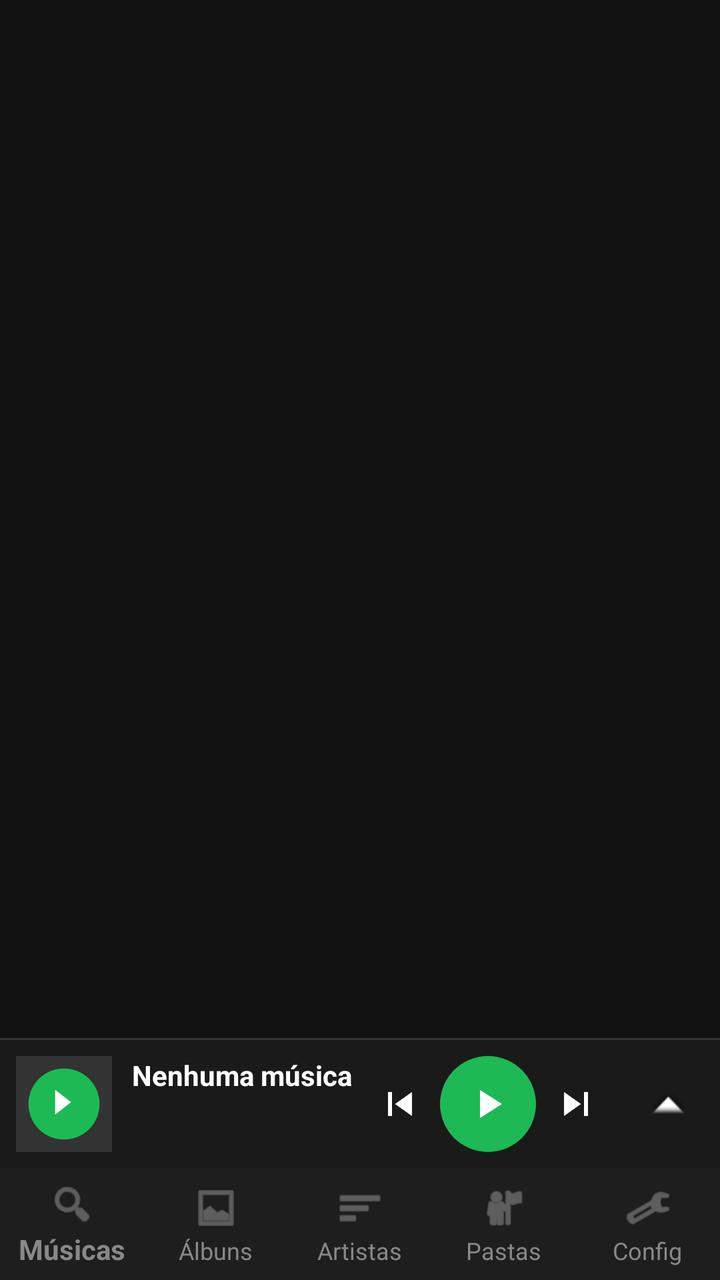
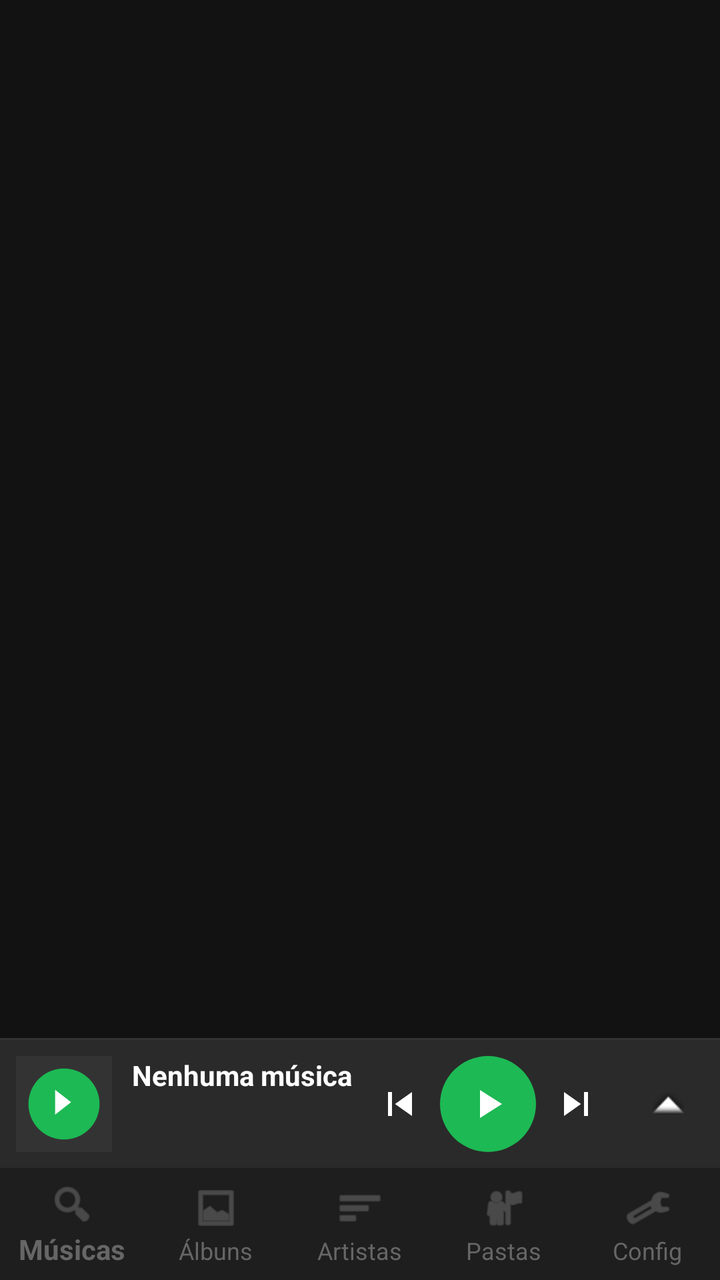

Two renders of the same Android screen: before a commit and after it. Below are the layout's source before the change and the commit's diff.
<!-- AndroidManifest.xml: application theme Theme.Mp3Player -->
<!-- res/layout/activity_main.xml -->
<?xml version="1.0" encoding="utf-8"?>
<LinearLayout xmlns:android="http://schemas.android.com/apk/res/android"
    xmlns:app="http://schemas.android.com/apk/res-auto"
    android:layout_width="match_parent"
    android:layout_height="match_parent"
    android:orientation="vertical"
    android:background="#121212">

    <LinearLayout
        android:layout_width="match_parent"
        android:layout_height="0dp"
        android:layout_weight="1"
        android:orientation="vertical">

        <EditText
            android:id="@+id/et_search"
            android:layout_width="match_parent"
            android:layout_height="40dp"
            android:layout_margin="8dp"
            android:background="@drawable/search_bg"
            android:drawableStart="@android:drawable/ic_menu_search"
            android:drawablePadding="8dp"
            android:gravity="center_vertical"
            android:hint="Buscar músicas, artistas, álbuns..."
            android:imeOptions="actionSearch"
            android:inputType="text"
            android:maxLines="1"
            android:paddingHorizontal="12dp"
            android:textColor="#FFFFFF"
            android:textColorHint="#666666"
            android:textSize="14sp"
            android:visibility="gone" />

        <androidx.fragment.app.FragmentContainerView
            android:id="@+id/fragment_container"
            android:layout_width="match_parent"
            android:layout_height="match_parent" />
    </LinearLayout>

    <View
        android:id="@+id/player_panel_divider"
        android:layout_width="match_parent"
        android:layout_height="1dp"
        android:background="#333333" />

    <LinearLayout
        android:id="@+id/player_panel"
        android:layout_width="match_parent"
        android:layout_height="wrap_content"
        android:orientation="vertical"
        android:background="#1A1A1A">

        <LinearLayout
            android:layout_width="match_parent"
            android:layout_height="wrap_content"
            android:orientation="horizontal"
            android:padding="8dp"
            android:gravity="center_vertical">

            <ImageView
                android:id="@+id/iv_album_art"
                android:layout_width="48dp"
                android:layout_height="48dp"
                android:scaleType="centerCrop"
                android:src="@drawable/ic_launcher_foreground"
                android:background="#333333"
                android:contentDescription="Album art" />

            <RelativeLayout
                android:layout_width="0dp"
                android:layout_height="wrap_content"
                android:layout_weight="1"
                android:layout_marginStart="10dp"
                android:minHeight="48dp">

                <TextView
                    android:id="@+id/tv_song_title"
                    android:layout_width="match_parent"
                    android:layout_height="wrap_content"
                    android:layout_alignParentTop="true"
                    android:text="Nenhuma música"
                    android:textColor="#FFFFFF"
                    android:textSize="14sp"
                    android:textStyle="bold"
                    android:ellipsize="end"
                    android:maxLines="1" />

                <TextView
                    android:id="@+id/tv_song_artist"
                    android:layout_width="match_parent"
                    android:layout_height="wrap_content"
                    android:layout_below="@+id/tv_song_title"
                    android:text=""
                    android:textColor="#AAAAAA"
                    android:textSize="12sp"
                    android:ellipsize="end"
                    android:maxLines="1" />
            </RelativeLayout>

            <LinearLayout
                android:layout_width="wrap_content"
                android:layout_height="48dp"
                android:orientation="horizontal"
                android:gravity="center_vertical"
                android:layout_marginEnd="8dp">

                <ImageButton
                    android:id="@+id/btn_mini_prev"
                    android:layout_width="40dp"
                    android:layout_height="40dp"
                    android:src="@drawable/ic_skip_previous"
                    android:background="?attr/selectableItemBackgroundBorderless"
                    android:contentDescription="Anterior"
                    android:scaleType="centerInside"
                    android:padding="8dp" />

                <ImageButton
                    android:id="@+id/btn_mini_play_pause"
                    android:layout_width="48dp"
                    android:layout_height="48dp"
                    android:src="@drawable/ic_play_arrow"
                    android:background="@drawable/circle_play_bg"
                    android:contentDescription="Play/Pause"
                    android:scaleType="centerInside"
                    android:padding="12dp" />

                <ImageButton
                    android:id="@+id/btn_mini_next"
                    android:layout_width="40dp"
                    android:layout_height="40dp"
                    android:src="@drawable/ic_skip_next"
                    android:background="?attr/selectableItemBackgroundBorderless"
                    android:contentDescription="Próximo"
                    android:scaleType="centerInside"
                    android:padding="8dp" />
            </LinearLayout>

            <ImageButton
                android:id="@+id/btn_expand_player"
                android:layout_width="36dp"
                android:layout_height="36dp"
                android:src="@android:drawable/arrow_up_float"
                android:background="?attr/selectableItemBackgroundBorderless"
                android:contentDescription="Expandir"
                android:scaleType="centerInside" />
        </LinearLayout>

        <LinearLayout
            android:id="@+id/expanded_controls"
            android:layout_width="match_parent"
            android:layout_height="wrap_content"
            android:orientation="vertical"
            android:paddingHorizontal="12dp"
            android:paddingBottom="8dp"
            android:visibility="gone">

            <SeekBar
                android:id="@+id/seek_bar"
                android:layout_width="match_parent"
                android:layout_height="wrap_content" />

            <LinearLayout
                android:layout_width="match_parent"
                android:layout_height="wrap_content"
                android:orientation="horizontal">

                <TextView
                    android:id="@+id/tv_current_time"
                    android:layout_width="0dp"
                    android:layout_height="wrap_content"
                    android:layout_weight="1"
                    android:text="0:00"
                    android:textColor="#AAAAAA"
                    android:textSize="11sp" />

                <TextView
                    android:id="@+id/tv_total_time"
                    android:layout_width="wrap_content"
                    android:layout_height="wrap_content"
                    android:text="0:00"
                    android:textColor="#AAAAAA"
                    android:textSize="11sp" />
            </LinearLayout>

            <LinearLayout
                android:layout_width="match_parent"
                android:layout_height="wrap_content"
                android:layout_marginTop="8dp"
                android:gravity="center"
                android:orientation="horizontal">

                <ImageButton
                    android:id="@+id/btn_shuffle"
                    android:layout_width="44dp"
                    android:layout_height="44dp"
                    android:src="@drawable/ic_shuffle"
                    android:background="?attr/selectableItemBackgroundBorderless"
                    android:contentDescription="Aleatório"
                    android:scaleType="centerInside"
                    android:padding="10dp" />

                <ImageButton
                    android:id="@+id/btn_prev"
                    android:layout_width="44dp"
                    android:layout_height="44dp"
                    android:src="@drawable/ic_skip_previous"
                    android:background="?attr/selectableItemBackgroundBorderless"
                    android:contentDescription="Anterior"
                    android:scaleType="centerInside"
                    android:padding="10dp" />

                <FrameLayout
                    android:layout_width="64dp"
                    android:layout_height="64dp"
                    android:layout_marginHorizontal="20dp">

                    <ImageButton
                        android:id="@+id/btn_play_pause"
                        android:layout_width="64dp"
                        android:layout_height="64dp"
                        android:src="@drawable/ic_play_arrow"
                        android:background="@drawable/circle_play_bg"
                        android:contentDescription="Play/Pause"
                        android:scaleType="centerInside"
                        android:padding="16dp" />
                </FrameLayout>

                <ImageButton
                    android:id="@+id/btn_next"
                    android:layout_width="44dp"
                    android:layout_height="44dp"
                    android:src="@drawable/ic_skip_next"
                    android:background="?attr/selectableItemBackgroundBorderless"
                    android:contentDescription="Próximo"
                    android:scaleType="centerInside"
                    android:padding="10dp" />

                <ImageButton
                    android:id="@+id/btn_repeat"
                    android:layout_width="44dp"
                    android:layout_height="44dp"
                    android:src="@drawable/ic_repeat"
                    android:background="?attr/selectableItemBackgroundBorderless"
                    android:contentDescription="Repetir"
                    android:scaleType="centerInside"
                    android:padding="10dp" />
            </LinearLayout>

            <LinearLayout
                android:layout_width="match_parent"
                android:layout_height="wrap_content"
                android:layout_marginTop="4dp"
                android:gravity="center_vertical"
                android:orientation="horizontal">

                <ImageButton
                    android:id="@+id/btn_sleep_timer"
                    android:layout_width="36dp"
                    android:layout_height="36dp"
                    android:src="@android:drawable/ic_menu_compass"
                    android:background="?attr/selectableItemBackgroundBorderless"
                    android:contentDescription="Sleep timer" />

                <SeekBar
                    android:id="@+id/volume_seekbar"
                    android:layout_width="0dp"
                    android:layout_height="wrap_content"
                    android:layout_weight="1"
                    android:layout_marginHorizontal="8dp" />

                <ImageView
                    android:id="@+id/iv_volume_icon"
                    android:layout_width="24dp"
                    android:layout_height="24dp"
                    android:src="@android:drawable/ic_lock_silent_mode_off"
                    android:contentDescription="Volume" />
            </LinearLayout>
        </LinearLayout>

    </LinearLayout>

    <com.google.android.material.bottomnavigation.BottomNavigationView
        android:id="@+id/bottom_navigation"
        android:layout_width="match_parent"
        android:layout_height="wrap_content"
        android:background="#1E1E1E"
        app:menu="@menu/bottom_nav_menu"
        app:itemIconTint="#888888"
        app:itemTextColor="#888888"
        app:labelVisibilityMode="labeled" />

</LinearLayout>
<!-- resources referenced by this layout -->
<resources>
  <!-- drawable circle_play_bg (drawable) -->
  <shape xmlns:android="http://schemas.android.com/apk/res/android"
      android:shape="oval">
      <solid android:color="#1DB954" />
      <size android:width="56dp" android:height="56dp" />
  </shape>
  <!-- drawable ic_play_arrow (drawable) -->
  <vector xmlns:android="http://schemas.android.com/apk/res/android"
      android:width="24dp"
      android:height="24dp"
      android:viewportWidth="24"
      android:viewportHeight="24">
      <path
          android:fillColor="#FFFFFF"
          android:pathData="M8,5v14l11,-7z" />
  </vector>
  <!-- drawable ic_repeat (drawable) -->
  <?xml version="1.0" encoding="utf-8"?>
  <vector xmlns:android="http://schemas.android.com/apk/res/android"
      android:width="24dp"
      android:height="24dp"
      android:viewportWidth="24"
      android:viewportHeight="24">
      <path
          android:fillColor="#FFFFFF"
          android:pathData="M7,7h10v3l4,-4l-4,-4v3H5v6h2V7zM17,17H7v-3l-4,4l4,4v-3h12v-6h-2V17z" />
  </vector>
  <!-- drawable ic_skip_next (drawable) -->
  <vector xmlns:android="http://schemas.android.com/apk/res/android"
      android:width="24dp"
      android:height="24dp"
      android:viewportWidth="24"
      android:viewportHeight="24">
      <path
          android:fillColor="#FFFFFF"
          android:pathData="M6,18l8.5,-6L6,6v12zM16,6v12h2V6h-2z" />
  </vector>
  <!-- drawable ic_skip_previous (drawable) -->
  <vector xmlns:android="http://schemas.android.com/apk/res/android"
      android:width="24dp"
      android:height="24dp"
      android:viewportWidth="24"
      android:viewportHeight="24">
      <path
          android:fillColor="#FFFFFF"
          android:pathData="M6,6h2v12H6V6zM9.5,12l8.5,6V6L9.5,12z" />
  </vector>
  <!-- drawable search_bg (drawable) -->
  <?xml version="1.0" encoding="utf-8"?>
  <shape xmlns:android="http://schemas.android.com/apk/res/android">
      <solid android:color="#2A2A2A" />
      <corners android:radius="20dp" />
      <stroke
          android:width="1dp"
          android:color="#444444" />
  </shape>
  <style name="Theme.Mp3Player" parent="Theme.AppCompat.DayNight.NoActionBar">
          <item name="colorPrimary">@color/primary</item>
          <item name="colorPrimaryDark">@color/background</item>
          <item name="colorAccent">@color/primary</item>
          <item name="android:statusBarColor">@color/background</item>
          <item name="android:navigationBarColor">@color/background</item>
      </style>
  <color name="primary">#1DB954</color>
  <color name="background">#121212</color>
  <!-- unchanged entries left out for length: 2 -->
</resources>

<!-- the commit's change to res/layout/activity_main.xml (unified diff, before → after) -->
@@ -4,7 +4,7 @@
     android:layout_width="match_parent"
     android:layout_height="match_parent"
     android:orientation="vertical"
-    android:background="#121212">
+    android:background="?attr/themeBackground">
 
     <LinearLayout
         android:layout_width="match_parent"
@@ -26,8 +26,8 @@
             android:inputType="text"
             android:maxLines="1"
             android:paddingHorizontal="12dp"
-            android:textColor="#FFFFFF"
-            android:textColorHint="#666666"
+            android:textColor="?attr/themeTextPrimary"
+            android:textColorHint="?attr/themeTextSecondary"
             android:textSize="14sp"
             android:visibility="gone" />
 
@@ -41,14 +41,14 @@
         android:id="@+id/player_panel_divider"
         android:layout_width="match_parent"
         android:layout_height="1dp"
-        android:background="#333333" />
+        android:background="?attr/themeDivider" />
 
     <LinearLayout
         android:id="@+id/player_panel"
         android:layout_width="match_parent"
         android:layout_height="wrap_content"
         android:orientation="vertical"
-        android:background="#1A1A1A">
+        android:background="?attr/themePlayerBg">
 
         <LinearLayout
             android:layout_width="match_parent"
@@ -63,7 +63,7 @@
                 android:layout_height="48dp"
                 android:scaleType="centerCrop"
                 android:src="@drawable/ic_launcher_foreground"
-                android:background="#333333"
+                android:background="?attr/themeDivider"
                 android:contentDescription="Album art" />
 
             <RelativeLayout
@@ -79,7 +79,7 @@
                     android:layout_height="wrap_content"
                     android:layout_alignParentTop="true"
                     android:text="Nenhuma música"
-                    android:textColor="#FFFFFF"
+                    android:textColor="?attr/themeTextPrimary"
                     android:textSize="14sp"
                     android:textStyle="bold"
                     android:ellipsize="end"
@@ -91,7 +91,7 @@
                     android:layout_height="wrap_content"
                     android:layout_below="@+id/tv_song_title"
                     android:text=""
-                    android:textColor="#AAAAAA"
+                    android:textColor="?attr/themeTextSecondary"
                     android:textSize="12sp"
                     android:ellipsize="end"
                     android:maxLines="1" />
@@ -170,7 +170,7 @@
                     android:layout_height="wrap_content"
                     android:layout_weight="1"
                     android:text="0:00"
-                    android:textColor="#AAAAAA"
+                    android:textColor="?attr/themeTextSecondary"
                     android:textSize="11sp" />
 
                 <TextView
@@ -178,7 +178,7 @@
                     android:layout_width="wrap_content"
                     android:layout_height="wrap_content"
                     android:text="0:00"
-                    android:textColor="#AAAAAA"
+                    android:textColor="?attr/themeTextSecondary"
                     android:textSize="11sp" />
             </LinearLayout>
 
@@ -283,10 +283,10 @@
         android:id="@+id/bottom_navigation"
         android:layout_width="match_parent"
         android:layout_height="wrap_content"
-        android:background="#1E1E1E"
+        android:background="?attr/themeNavBg"
         app:menu="@menu/bottom_nav_menu"
-        app:itemIconTint="#888888"
-        app:itemTextColor="#888888"
+        app:itemIconTint="?attr/themeTextTertiary"
+        app:itemTextColor="?attr/themeTextTertiary"
         app:labelVisibilityMode="labeled" />
 
 </LinearLayout>
<!-- resource entries referenced after the edit -->
@@ -50,21 +50,43 @@
   <!-- drawable search_bg (drawable) -->
   <?xml version="1.0" encoding="utf-8"?>
   <shape xmlns:android="http://schemas.android.com/apk/res/android">
-      <solid android:color="#2A2A2A" />
+      <solid android:color="?attr/themeSearchBg" />
       <corners android:radius="20dp" />
       <stroke
           android:width="1dp"
-          android:color="#444444" />
+          android:color="?attr/themeDivider" />
   </shape>
   <style name="Theme.Mp3Player" parent="Theme.AppCompat.DayNight.NoActionBar">
           <item name="colorPrimary">@color/primary</item>
-          <item name="colorPrimaryDark">@color/background</item>
+          <item name="colorPrimaryDark">@color/dark_background</item>
           <item name="colorAccent">@color/primary</item>
-          <item name="android:statusBarColor">@color/background</item>
-          <item name="android:navigationBarColor">@color/background</item>
+          <item name="android:statusBarColor">@color/dark_background</item>
+          <item name="android:navigationBarColor">@color/dark_background</item>
+          <item name="themeBackground">@color/dark_background</item>
+          <item name="themeSurface">@color/dark_surface</item>
+          <item name="themeSurface2">@color/dark_surface2</item>
+          <item name="themeCard">@color/dark_card</item>
+          <item name="themeTextPrimary">@color/dark_textPrimary</item>
+          <item name="themeTextSecondary">@color/dark_textSecondary</item>
+          <item name="themeTextTertiary">@color/dark_textTertiary</item>
+          <item name="themeHint">@color/dark_hint</item>
+          <item name="themeDivider">@color/dark_divider</item>
+          <item name="themeNavBg">@color/dark_navBackground</item>
+          <item name="themeSearchBg">@color/searchBg</item>
+          <item name="themePlayerBg">@color/dark_surface2</item>
       </style>
   <color name="primary">#1DB954</color>
-  <color name="background">#121212</color>
+  <color name="dark_background">#121212</color>
+  <color name="dark_surface">#1E1E1E</color>
+  <color name="dark_surface2">#2A2A2A</color>
+  <color name="dark_card">#1A1A1A</color>
+  <color name="dark_textPrimary">#FFFFFF</color>
+  <color name="dark_textSecondary">#AAAAAA</color>
+  <color name="dark_textTertiary">#666666</color>
+  <color name="dark_hint">#888888</color>
+  <color name="dark_divider">#333333</color>
+  <color name="dark_navBackground">#1E1E1E</color>
+  <color name="searchBg">#333333</color>
   <!-- unchanged entries left out for length: 2 -->
 </resources>
 
